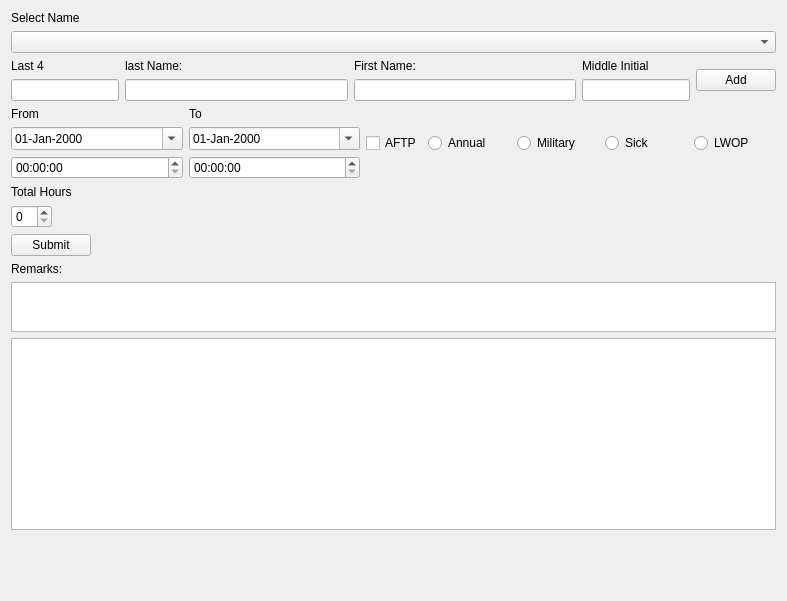
The window that Gui.ui (rhaejr/LeaveFormFiller) describes before a commit, drawn with Qt 5.
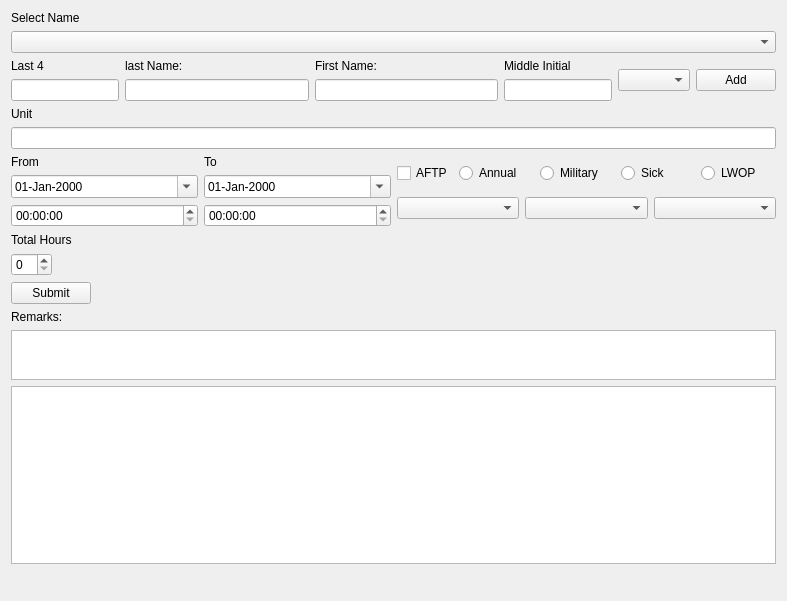
The same window after the commit.

The edit to the form file:
```diff
--- a/Gui.ui
+++ b/Gui.ui
@@ -25,6 +25,8 @@
     <widget class="QComboBox" name="user_list"/>
    </item>
    <item>
+    <layout class="QVBoxLayout" name="verticalLayout_9">
+     <item>
     <layout class="QHBoxLayout" name="horizontalLayout_4">
      <item>
       <layout class="QVBoxLayout" name="verticalLayout_4">
@@ -108,6 +110,9 @@
        </item>
       </layout>
      </item>
+       <item>
+        <widget class="QComboBox" name="grade_drop"/>
+       </item>
      <item>
       <widget class="QPushButton" name="add_submit_btn">
        <property name="text">
@@ -118,6 +123,18 @@
     </layout>
    </item>
    <item>
+      <widget class="QLabel" name="label_9">
+       <property name="text">
+        <string>Unit</string>
+       </property>
+      </widget>
+     </item>
+     <item>
+      <widget class="QLineEdit" name="unit_edit"/>
+     </item>
+    </layout>
+   </item>
+   <item>
     <layout class="QHBoxLayout" name="horizontalLayout_2">
      <item>
       <layout class="QHBoxLayout" name="horizontalLayout">
@@ -175,6 +192,10 @@
       </layout>
      </item>
      <item>
+      <layout class="QVBoxLayout" name="verticalLayout_8">
+       <item>
+        <layout class="QHBoxLayout" name="horizontalLayout_5">
+         <item>
       <widget class="QCheckBox" name="check_aftp">
        <property name="sizePolicy">
         <sizepolicy hsizetype="Fixed" vsizetype="Fixed">
@@ -189,33 +210,50 @@
      </item>
      <item>
       <layout class="QGridLayout" name="gridLayout">
-       <item row="0" column="0">
-        <widget class="QRadioButton" name="radio_annual">
-         <property name="text">
-          <string>Annual</string>
-         </property>
-        </widget>
-       </item>
-       <item row="0" column="1">
-        <widget class="QRadioButton" name="radio_mil">
-         <property name="text">
-          <string>Military</string>
-         </property>
-        </widget>
-       </item>
-       <item row="0" column="2">
+           <item row="0" column="3">
         <widget class="QRadioButton" name="radio_sick">
          <property name="text">
           <string>Sick</string>
          </property>
         </widget>
        </item>
-       <item row="0" column="3">
+           <item row="0" column="4">
         <widget class="QRadioButton" name="radio_lwop">
          <property name="text">
           <string>LWOP</string>
          </property>
         </widget>
+           </item>
+           <item row="0" column="1">
+            <widget class="QRadioButton" name="radio_annual">
+             <property name="text">
+              <string>Annual</string>
+             </property>
+            </widget>
+           </item>
+           <item row="0" column="2">
+            <widget class="QRadioButton" name="radio_mil">
+             <property name="text">
+              <string>Military</string>
+             </property>
+            </widget>
+           </item>
+          </layout>
+         </item>
+        </layout>
+       </item>
+       <item>
+        <layout class="QHBoxLayout" name="horizontalLayout_6">
+         <item>
+          <widget class="QComboBox" name="single_dual"/>
+         </item>
+         <item>
+          <widget class="QComboBox" name="aftp_code"/>
+         </item>
+         <item>
+          <widget class="QComboBox" name="tng_code"/>
+         </item>
+        </layout>
        </item>
       </layout>
      </item>
```
Lines whose indentation alone changed are shown as unchanged.
